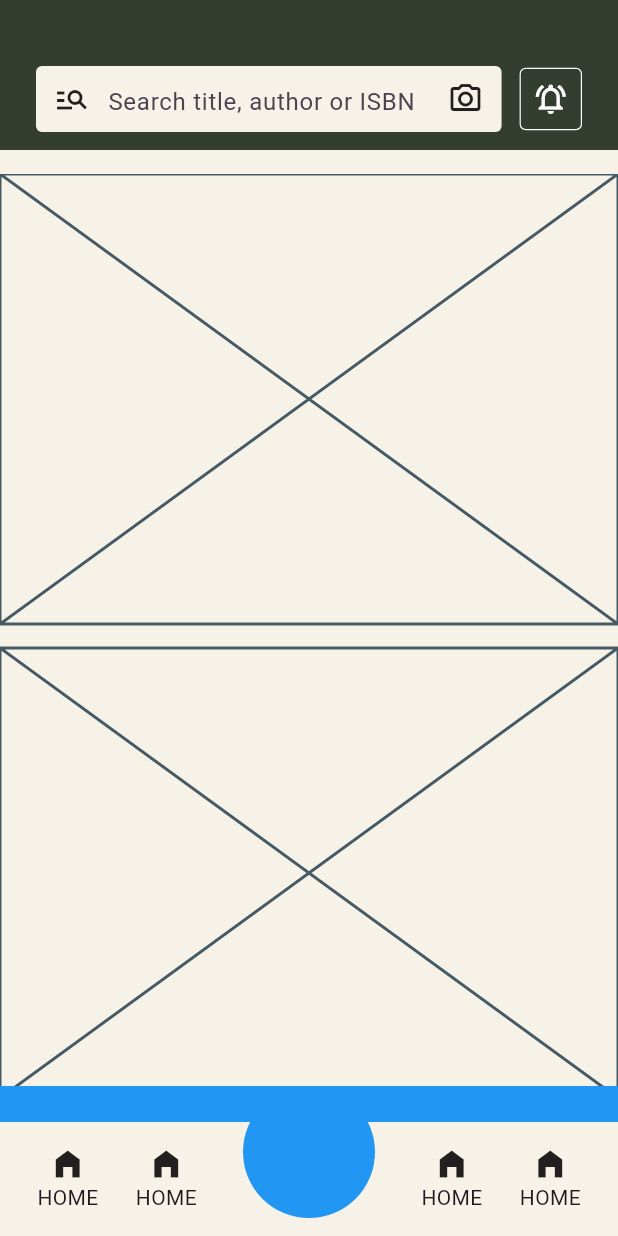
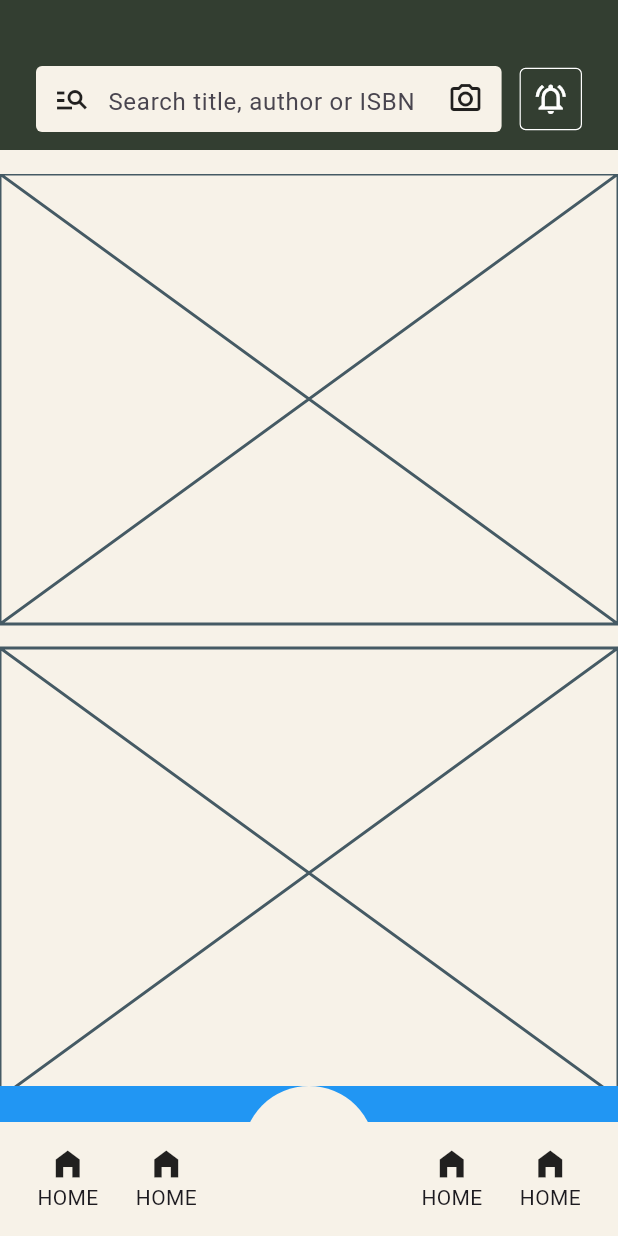
Before and after one commit to JAICHANGPARK/flutter_notebook_chapter_43, a Flutter app: the NewsFeedHomePage screen opened directly, on a phone screen of 412 x 824 dp. Run offline on Flutter 3.47's test engine with Material 3 defaults, Android fonts, the phone set to English and light mode, and no system bars; our stand-ins replace gap, hugeicons.

Commit message:
Update news_feed_home_page.dart

```diff
--- a/lib/ep2163_newsfeed_app/views/news_feed_home_page.dart
+++ b/lib/ep2163_newsfeed_app/views/news_feed_home_page.dart
@@ -186,7 +186,7 @@ class _NewsFeedHomePageState extends State<NewsFeedHomePage> {
                           height: 100,
                           width: 100,
                           decoration: BoxDecoration(
-                            color: Colors.blue,
+                            color: Color.fromRGBO(247, 242, 232, 1),
                             shape: BoxShape.circle,
                           ),
                           child: Column(
```
